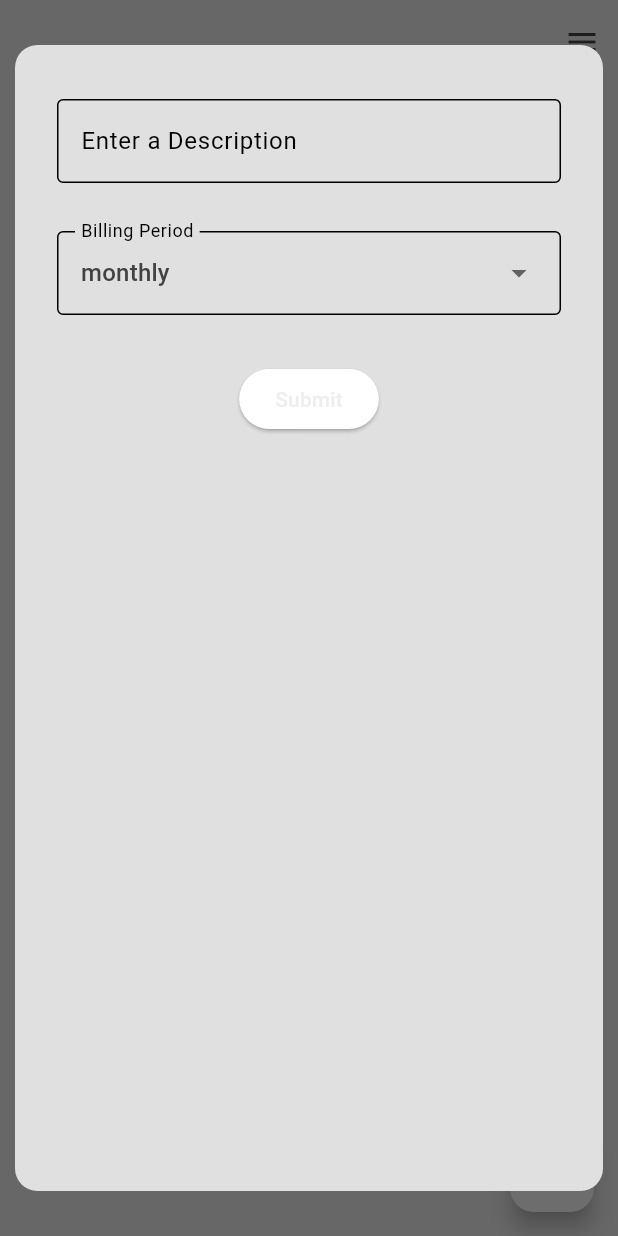
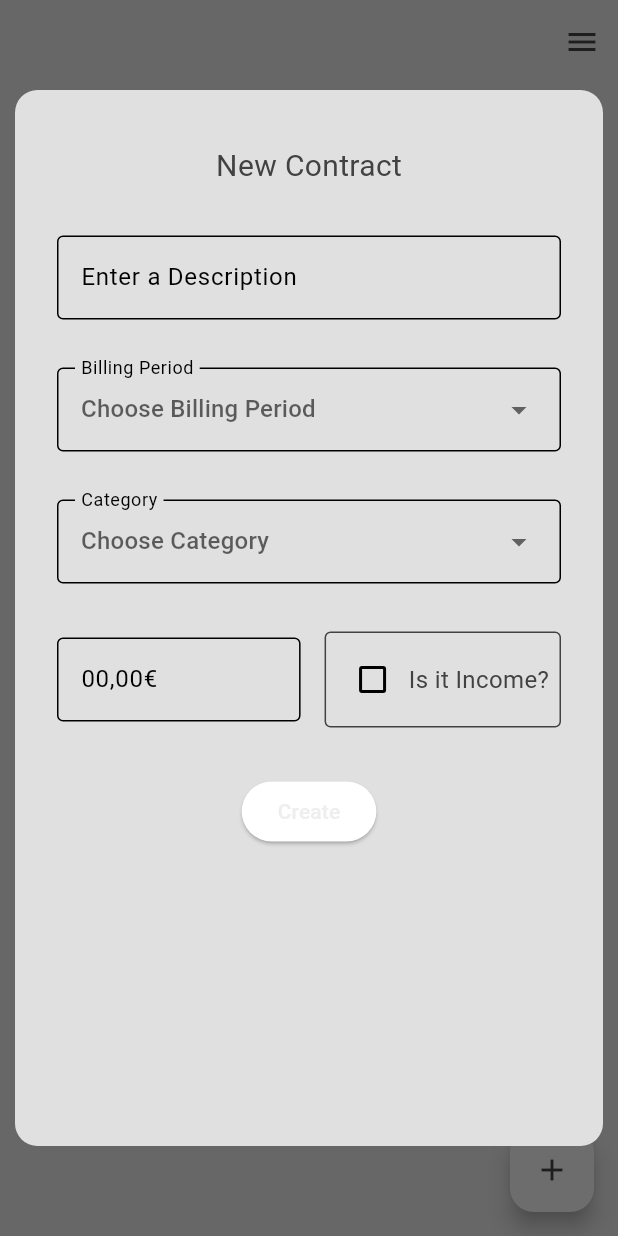
Before and after one commit to Astanto96/FixedFundsFlow, a Flutter app: the screen it shows after launch, after a tap on the "add" icon, on a phone screen of 412 x 824 dp. Run offline on Flutter 3.47's test engine with Material 3 defaults, Android fonts, the phone set to English and light mode, and no system bars; our stand-ins replace flutter_riverpod, riverpod.

Commit message:
Create Contragt Dialog WiP2

```diff
--- a/lib/model/contract.dart
+++ b/lib/model/contract.dart
@@ -5,9 +5,6 @@ class Contract {
   int id;
   String description;
   BillingPeriod billingPeriod;
-  DateTime? contractStart;
-  DateTime? contractEnd;
-  bool openEnd;
   Category category;
   bool income;
   int amount;
@@ -16,9 +13,6 @@ class Contract {
     required this.id,
     required this.description,
     required this.billingPeriod,
-    this.contractStart,
-    this.contractEnd,
-    required this.openEnd,
     required this.category,
     this.income = false,
     required this.amount,
--- a/lib/widgets/contract_form_dialog.dart
+++ b/lib/widgets/contract_form_dialog.dart
@@ -1,5 +1,6 @@
 import 'package:fixedfundsflow/model/billing_period.dart';
-import 'package:fixedfundsflow/model/category.dart';
+import 'package:fixedfundsflow/model/category.dart' as catmodel;
+import 'package:fixedfundsflow/provider/categoryslist_provider.dart';
 import 'package:fixedfundsflow/provider/contractslist_provider.dart';
 import 'package:flutter/material.dart';
 import 'package:flutter_riverpod/flutter_riverpod.dart';
@@ -13,33 +14,43 @@ class ContractFormDialog extends ConsumerStatefulWidget {
 
 class ContractFormState extends ConsumerState<ContractFormDialog> {
   final _formKey = GlobalKey<FormState>();
-  String _description = ''; //Textfield
-  BillingPeriod _billingPeriod = BillingPeriod.monthly; //Chipdings?
-  DateTime? _contractStart; //Datepicker
-  DateTime? _contractEnd; //Datepicker
-  bool _openEnd = false; //Tickbox
-  Category _category = Category(id: 1, description: "DummyCategory"); //Dropdown
-  bool _income = false; //Tickbox
+  String _description = '';
+  BillingPeriod _billingPeriod = BillingPeriod.monthly;
+  bool _isIncome = false;
   int _amount = 0;
 
   @override
   Widget build(BuildContext context) {
+    final categorysList = ref.watch(categoryslistProvider);
+    catmodel.Category _selectedCategory = categorysList.first;
+
     return Dialog(
       backgroundColor: Colors.transparent,
-      insetPadding: const EdgeInsets.fromLTRB(10, 30, 10, 30),
+      insetPadding: const EdgeInsets.fromLTRB(10, 60, 10, 60),
       child: Container(
           decoration: BoxDecoration(
             color: Theme.of(context).colorScheme.background,
             borderRadius: BorderRadius.circular(15),
           ),
           padding: const EdgeInsets.all(20),
-        child: Form(
+          child: Column(
+            children: <Widget>[
+              const Padding(
+                padding: EdgeInsets.symmetric(horizontal: 8, vertical: 16),
+                child: Text(
+                  "New Contract",
+                  style: TextStyle(
+                    fontSize: 20,
+                  ),
+                ),
+              ),
+              Form(
                 key: _formKey,
                 child: Column(
                   children: <Widget>[
                     Padding(
-                padding:
-                    const EdgeInsets.symmetric(horizontal: 8, vertical: 16),
+                      padding: const EdgeInsets.symmetric(
+                          horizontal: 8, vertical: 16),
                       child: TextFormField(
                         decoration: const InputDecoration(
                           border: OutlineInputBorder(),
@@ -57,8 +68,8 @@ class ContractFormState extends ConsumerState<ContractFormDialog> {
                       ),
                     ),
                     Padding(
-                padding:
-                    const EdgeInsets.symmetric(horizontal: 8, vertical: 16),
+                      padding: const EdgeInsets.symmetric(
+                          horizontal: 8, vertical: 16),
                       child: InputDecorator(
                         decoration: const InputDecoration(
                           border: OutlineInputBorder(),
@@ -66,14 +77,15 @@ class ContractFormState extends ConsumerState<ContractFormDialog> {
                         ),
                         child: DropdownButtonHideUnderline(
                             child: DropdownButton<BillingPeriod>(
-                    value: _billingPeriod,
+                          hint: const Text("Choose Billing Period"),
                           isDense: true,
                           onChanged: (newValue) {
                             setState(() {
                               _billingPeriod = newValue!;
                             });
                           },
-                    items: BillingPeriod.values.map((BillingPeriod period) {
+                          items:
+                              BillingPeriod.values.map((BillingPeriod period) {
                             return DropdownMenuItem<BillingPeriod>(
                               value: period,
                               child: Text(period.toString().split('.').last),
@@ -83,34 +95,114 @@ class ContractFormState extends ConsumerState<ContractFormDialog> {
                       ),
                     ),
                     Padding(
-                padding:
-                    const EdgeInsets.symmetric(horizontal: 8, vertical: 16),
-                child: ElevatedButton(
-                  onPressed: () {
-                    if (_formKey.currentState!.validate()) {
-                      _formKey.currentState!.save();
+                      padding: const EdgeInsets.symmetric(
+                          horizontal: 8, vertical: 16),
+                      child: InputDecorator(
+                        decoration: const InputDecoration(
+                          border: OutlineInputBorder(),
+                          labelText: "Category",
+                        ),
+                        child: DropdownButtonHideUnderline(
+                          child: DropdownButton<catmodel.Category>(
+                            hint: const Text("Choose Category"),
+                            isDense: true,
+                            onChanged: (newValue) {
+                              setState(() {
+                                _selectedCategory = newValue!;
+                              });
+                            },
+                            items:
+                                categorysList.map((catmodel.Category category) {
+                              return DropdownMenuItem(
+                                value: category,
+                                child: Text(category.description),
+                              );
+                            }).toList(),
+                          ),
+                        ),
+                      ),
+                    ),
+                    Padding(
+                      padding: const EdgeInsets.symmetric(
+                          horizontal: 8, vertical: 16),
+                      child: Row(
+                        children: <Widget>[
+                          Expanded(
+                            child: TextFormField(
+                              keyboardType:
+                                  const TextInputType.numberWithOptions(
+                                      decimal: true),
+                              decoration: const InputDecoration(
+                                border: OutlineInputBorder(),
+                                hintText: "00,00€",
+                              ),
+                              validator: (String? value) {
+                                if (value == null || value.isEmpty) {
+                                  return "Please enter the amount";
                                 }
-                    ref.read(contractslistProvider.notifier).addContract(
-                        _description,
-                        _billingPeriod,
-                        _contractStart,
-                        _contractEnd,
-                        _openEnd,
-                        _category,
-                        _income,
-                        _amount);
-                    ScaffoldMessenger.of(context).showSnackBar(
-                      const SnackBar(content: Text("Contract created")),
-                    );
-                    Navigator.of(context).pop();
+                                return null;
                               },
-                  child: const Text("Submit"),
+                            ),
+                          ),
+                          Container(
+                            margin: const EdgeInsets.only(left: 16),
+                            padding: const EdgeInsets.all(7),
+                            decoration: BoxDecoration(
+                              borderRadius: BorderRadius.circular(4),
+                              border: Border.all(
+                                color: Theme.of(context)
+                                    .colorScheme
+                                    .inversePrimary,
+                              ),
+                            ),
+                            child: Row(
+                              children: <Widget>[
+                                Checkbox(
+                                    checkColor: Colors.green,
+                                    value: _isIncome,
+                                    onChanged: (bool? newValue) {
+                                      setState(() {
+                                        _isIncome = newValue!;
+                                      });
+                                    }),
+                                const Text(
+                                  "Is it Income?",
+                                  style: TextStyle(
+                                    fontSize: 16.00,
+                                  ),
+                                )
+                              ],
                             ),
                           ),
                         ],
                       ),
                     ),
+                    Padding(
+                      padding: const EdgeInsets.symmetric(
+                          horizontal: 8, vertical: 16),
+                      child: ElevatedButton(
+                        onPressed: () {
+                          if (_formKey.currentState!.validate()) {
+                            _formKey.currentState!.save();
+
+                            ref
+                                .read(contractslistProvider.notifier)
+                                .addContract(_description, _billingPeriod,
+                                    _selectedCategory, _isIncome, _amount);
+                            ScaffoldMessenger.of(context).showSnackBar(
+                              const SnackBar(content: Text("Contract created")),
+                            );
+                            Navigator.of(context).pop();
+                          }
+                        },
+                        child: const Text("Create"),
                       ),
+                    ),
+                  ],
+                ),
+              ),
+            ],
+          )),
     );
   }
 }
```
Also changed, not shown: lib/notifier/contractslist_notifier.dart (+2 -12 lines). Lines whose indentation alone changed are shown as unchanged.
